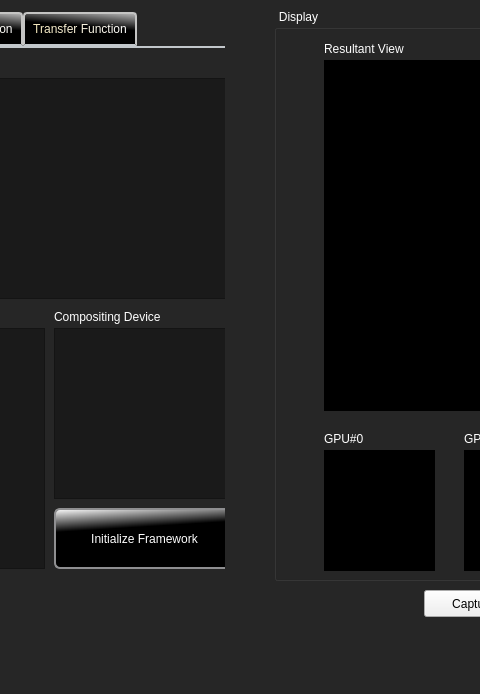
The window that src/apps/release/RenderingWindow_Gui.ui (EslamAdel/OpenCLParallelRendering) describes before a commit, drawn with Qt 5; both pictures show x 166 to 646 and y 0 to 694 of the 918 by 694 pixel window.
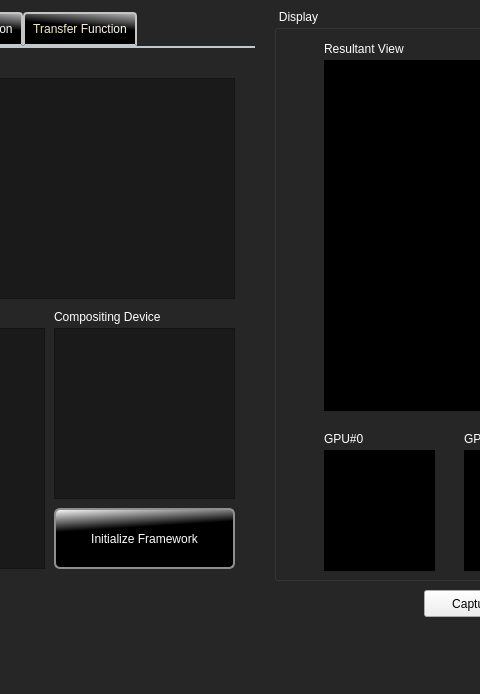
The same window after the commit. The open tabs and pages were chosen to show the change. Custom widgets are drawn as their Qt base class.

What changed in the file:
```diff
--- a/src/apps/release/RenderingWindow_Gui.ui
+++ b/src/apps/release/RenderingWindow_Gui.ui
@@ -257,7 +257,7 @@
      <rect>
       <x>20</x>
       <y>10</y>
-      <width>371</width>
+      <width>401</width>
       <height>631</height>
      </rect>
     </property>
```
Left out of the diff: 2 changed lines with no effect on the pictures.
